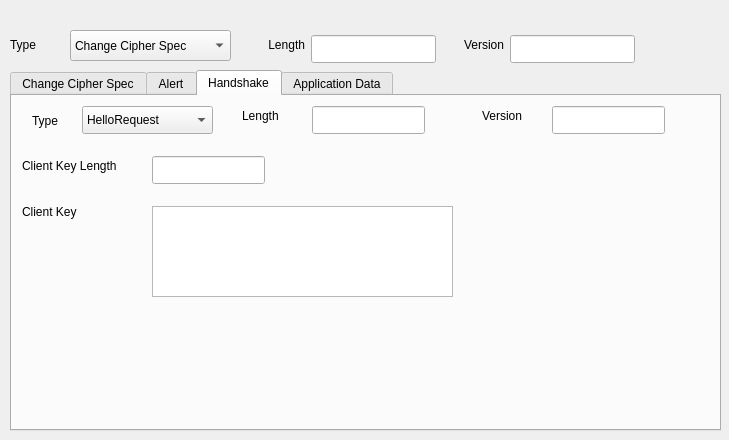
karthikbhata97/ostinato, file common/ssl.ui: the form before one commit.
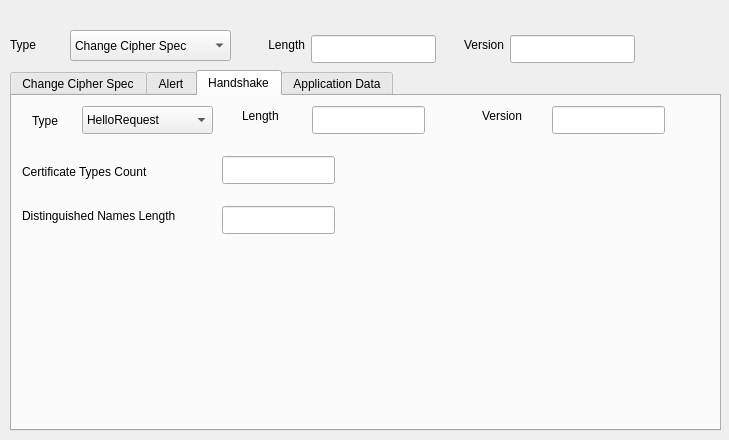
The form after the commit. The open tabs and pages were chosen to show the change.

Commit message: certificate types count and dist len

The edit to the form file:
```diff
--- a/common/ssl.ui
+++ b/common/ssl.ui
@@ -347,7 +347,7 @@
       </rect>
      </property>
      <property name="currentIndex">
-      <number>3</number>
+      <number>4</number>
      </property>
      <widget class="QWidget" name="pgBlank"/>
      <widget class="QWidget" name="pgHello">
@@ -807,6 +807,54 @@
        </property>
       </widget>
      </widget>
+     <widget class="QWidget" name="pgCertReq">
+      <widget class="QLineEdit" name="leCertTypesCount">
+       <property name="geometry">
+        <rect>
+         <x>210</x>
+         <y>20</y>
+         <width>113</width>
+         <height>28</height>
+        </rect>
+       </property>
+      </widget>
+      <widget class="QLabel" name="label_26">
+       <property name="geometry">
+        <rect>
+         <x>10</x>
+         <y>20</y>
+         <width>161</width>
+         <height>31</height>
+        </rect>
+       </property>
+       <property name="text">
+        <string>Certificate Types Count</string>
+       </property>
+      </widget>
+      <widget class="QLineEdit" name="leDistNamesLen">
+       <property name="geometry">
+        <rect>
+         <x>210</x>
+         <y>70</y>
+         <width>113</width>
+         <height>28</height>
+        </rect>
+       </property>
+      </widget>
+      <widget class="QLabel" name="label_27">
+       <property name="geometry">
+        <rect>
+         <x>10</x>
+         <y>70</y>
+         <width>191</width>
+         <height>20</height>
+        </rect>
+       </property>
+       <property name="text">
+        <string>Distinguished Names Length</string>
+       </property>
+      </widget>
+     </widget>
     </widget>
    </widget>
    <widget class="QWidget" name="tabApplicationData">
```
Left out of the diff: 2 changed lines with no effect on the pictures. The commit also changes 5 other files.
